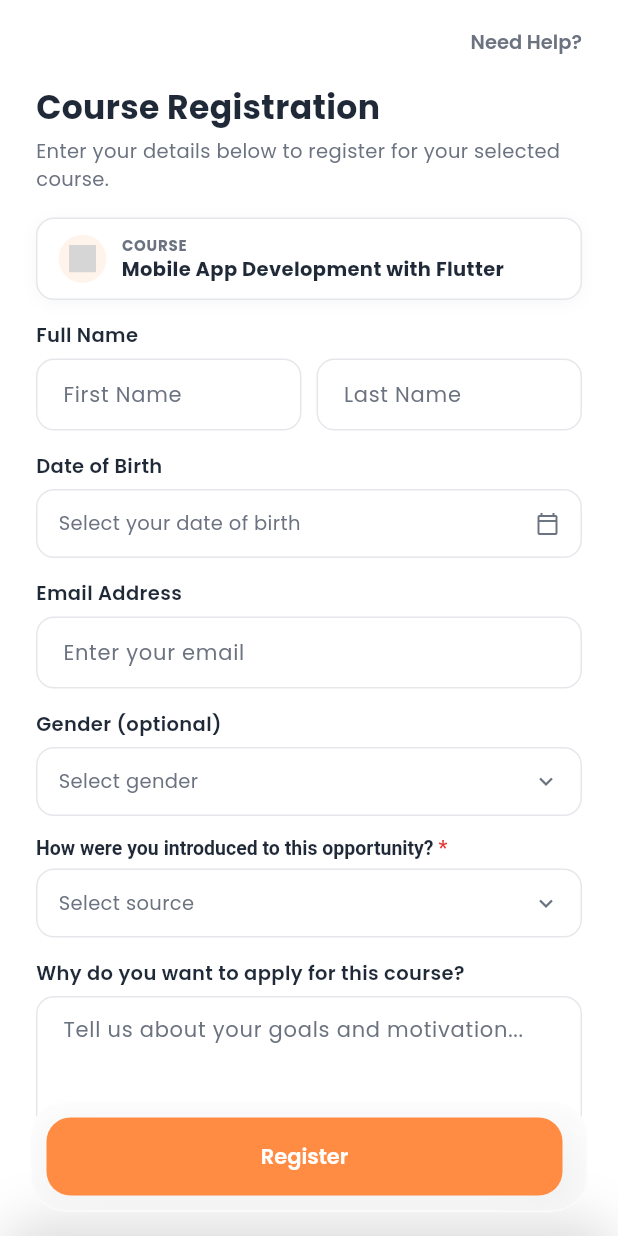
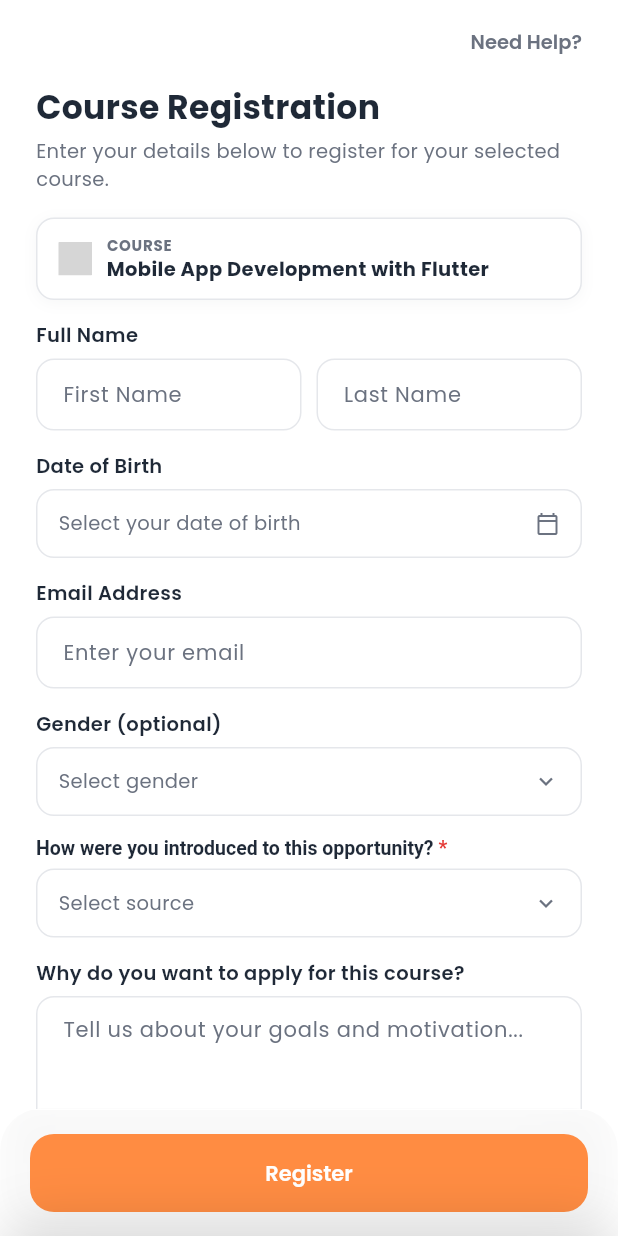
Before and after one commit to KrishTrivedi025/excelerate_connect, a Flutter app: the RegistrationScreen screen opened directly with sample values from the repository, on a phone screen of 412 x 824 dp. Run offline on Flutter 3.47's test engine with Material 3 defaults, Android fonts, the phone set to English and light mode, and no system bars; our stand-ins replace cached_network_image, google_fonts, lottie; grey boxes are pictures that could not be loaded.

Commit message:
fix: rebuild the floating bar shape, fix its overlap bug, and clean up the course icon
FloatingActionBar reshaped to mirror HeroBanner upside down: full width,
flush to the physical screen bottom (no gap, no side margins), only the
top corners curved — replacing the previous floating pill-with-margins
look. Blur strength stays a single documented constant
(_blurSigma, lib/widgets/floating_action_bar.dart:37) for easy tuning.

Fixed a real bug on Registration: the success panel and the Register
button's bar were both in the body Stack, but the bar was listed last,
so it painted on top of the success panel instead of behind it —
visible as the button overlapping the "Registered!" panel. Moving it
earlier isn't enough on its own once a widget sits inside AnimatedOpacity
(Positioned requires its immediate parent to be the Stack itself), so
FloatingActionBar now takes a `visible` flag and does its own internal
fade — Registration passes `visible: !_showSuccessPanel` so the bar is
gone by the time the panel is up, not just behind it.

Course badge: dropped the circular orange-tinted background entirely —
now a plain dark line icon with no backdrop, matching the bottom nav
bar's own icon treatment instead of standing out as a colored badge.

Co-Authored-By: Claude Sonnet 5 <noreply@anthropic.com>

```diff
--- a/lib/screens/program_details/program_details_screen.dart
+++ b/lib/screens/program_details/program_details_screen.dart
@@ -177,10 +177,10 @@ class _ProgramDetailsScreenState extends State<ProgramDetailsScreen> {
   Widget _borderedSection({required String title, required Widget child}) {
     return Container(
       width: double.infinity,
-      padding: const EdgeInsets.all(16),
+      padding: const EdgeInsets.all(10),
       decoration: BoxDecoration(
         color: Colors.white,
-        borderRadius: BorderRadius.circular(16),
+        borderRadius: BorderRadius.circular(10),
         border: Border.all(color: _divider),
       ),
       child: Column(
--- a/lib/screens/registration/registration_screen.dart
+++ b/lib/screens/registration/registration_screen.dart
@@ -419,29 +419,26 @@ class _RegistrationScreenState extends State<RegistrationScreen> {
                         ),
                         child: Row(
                           children: [
-                            Container(
-                              width: 32,
-                              height: 32,
-                              decoration: BoxDecoration(
-                                color: AppColors.primary.withValues(alpha: 0.1),
-                                shape: BoxShape.circle,
-                              ),
-                              alignment: Alignment.center,
-                              // Drop a Lordicon-exported Lottie file at
-                              // assets/icons/course_badge.json to replace
-                              // this fallback glyph — same pattern as the
-                              // bottom nav bar's icons.
+                            // Plain dark line icon, no background badge/tint —
+                            // matches the bottom nav bar's own icon style.
+                            // Drop a Lordicon-exported Lottie file at
+                            // assets/icons/course_badge.json to replace the
+                            // fallback glyph below, same pattern as the nav
+                            // bar's icons.
+                            SizedBox(
+                              width: 22,
+                              height: 22,
                               child: Lottie.asset(
                                 'assets/icons/course_badge.json',
-                                width: 18,
-                                height: 18,
+                                width: 22,
+                                height: 22,
                                 fit: BoxFit.contain,
                                 repeat: false,
                                 errorBuilder: (context, error, stackTrace) =>
                                     const Icon(
-                                      Icons.auto_stories_rounded,
-                                      size: 16,
-                                      color: AppColors.primary,
+                                      Icons.auto_stories_outlined,
+                                      size: 20,
+                                      color: AppColors.textPrimary,
                                     ),
                               ),
                             ),
@@ -816,7 +813,7 @@ class _RegistrationScreenState extends State<RegistrationScreen> {
                       // below (see FloatingActionBar in the Stack) — this
                       // just reserves clearance so the last field doesn't
                       // sit underneath it.
-                      const SizedBox(height: 90),
+                      const SizedBox(height: 110),
                     ],
                   ),
                 ),
@@ -824,27 +821,15 @@ class _RegistrationScreenState extends State<RegistrationScreen> {
             ),
           ),
 
-          // Dimmed backdrop behind the success panel.
-          IgnorePointer(
-            ignoring: !_showSuccessPanel,
-            child: AnimatedOpacity(
-              duration: const Duration(milliseconds: 250),
-              opacity: _showSuccessPanel ? 1 : 0,
-              child: Container(color: Colors.black.withValues(alpha: 0.45)),
-            ),
-          ),
-
-          // Auto-dismissing (5s) success panel — slides up from the bottom,
-          // then Navigator.pop(true) (scheduled in _submitRegistration)
-          // returns to Program Details on its own; no manual button needed.
-          _SuccessPanel(
-            visible: _showSuccessPanel,
-            opportunityName: widget.opportunity.name,
-          ),
-
           // No leading icon here (unlike Program Details' bookmark) — this
-          // bar is just the single primary action.
+          // bar is just the single primary action. Placed *before* the
+          // backdrop/success panel below (and hidden via `visible` once the
+          // panel shows) so it can never paint on top of them — Stack
+          // paints later children over earlier ones, and this used to be
+          // last, which is exactly what caused it to visibly overlap the
+          // success panel.
           FloatingActionBar(
+            visible: !_showSuccessPanel,
             child: ElevatedButton(
               onPressed: _isSubmitting ? null : _submitRegistration,
               style: ElevatedButton.styleFrom(
@@ -872,6 +857,24 @@ class _RegistrationScreenState extends State<RegistrationScreen> {
                       ),
                     ),
             ),
+          ),
+
+          // Dimmed backdrop behind the success panel.
+          IgnorePointer(
+            ignoring: !_showSuccessPanel,
+            child: AnimatedOpacity(
+              duration: const Duration(milliseconds: 250),
+              opacity: _showSuccessPanel ? 1 : 0,
+              child: Container(color: Colors.black.withValues(alpha: 0.45)),
+            ),
+          ),
+
+          // Auto-dismissing (5s) success panel — slides up from the bottom,
+          // then Navigator.pop(true) (scheduled in _submitRegistration)
+          // returns to Program Details on its own; no manual button needed.
+          _SuccessPanel(
+            visible: _showSuccessPanel,
+            opportunityName: widget.opportunity.name,
           ),
         ],
       ),
--- a/lib/widgets/floating_action_bar.dart
+++ b/lib/widgets/floating_action_bar.dart
@@ -2,22 +2,38 @@ import 'dart:ui';
 
 import 'package:flutter/material.dart';
 
-/// Frosted-glass floating action bar — a rounded pill that floats above the
-/// physical screen bottom (margin on every side, not edge-to-edge), using
-/// the same blur treatment as [BottomNavBar] so both read as one consistent
-/// "floating bottom surface" language instead of each screen inventing its
-/// own bottom bar. Self-positions via an internal [Positioned], so callers
-/// just drop this directly into their own body [Stack] — same convention as
-/// [BottomNavBar].
+/// Frosted-glass bottom action bar — full width, flush to the physical
+/// screen bottom (no gap beneath it), with only the top corners curved.
+/// Mirrors [HeroBanner]'s shape upside down (that one curves its bottom
+/// corners only; this curves its top corners only) so the two read as the
+/// same visual language. Self-positions via an internal [Positioned], so
+/// callers just drop this directly into their own body [Stack] — same
+/// convention as [BottomNavBar].
 class FloatingActionBar extends StatelessWidget {
   /// Optional leading control (e.g. a bookmark toggle). Omit for a bar
   /// that's just the primary action, full width.
   final Widget? leading;
   final Widget child;
 
-  const FloatingActionBar({super.key, this.leading, required this.child});
+  /// Fades the bar out (and stops it from intercepting taps) without
+  /// removing it — e.g. Registration hides this once its own success panel
+  /// is showing, so the two can never visually overlap. The fade lives
+  /// *inside* the self-positioning Positioned below rather than a caller
+  /// wrapping this whole widget in AnimatedOpacity: Positioned requires its
+  /// immediate parent to be a Stack, and a widget like AnimatedOpacity in
+  /// between breaks that.
+  final bool visible;
 
-  static const double _cornerRadius = 24;
+  const FloatingActionBar({
+    super.key,
+    this.leading,
+    required this.child,
+    this.visible = true,
+  });
+
+  static const double _cornerRadius = 28;
+
+  // Blur strength — raise for a blurrier bar, lower for clearer.
   static const double _blurSigma = 13;
 
   @override
@@ -25,32 +41,44 @@ class FloatingActionBar extends StatelessWidget {
     final bottomInset = MediaQuery.paddingOf(context).bottom;
 
     return Positioned(
-      left: 20,
-      right: 20,
-      bottom: bottomInset + 16,
+      left: 0,
+      right: 0,
+      bottom: 0,
+      child: IgnorePointer(
+        ignoring: !visible,
+        child: AnimatedOpacity(
+          duration: const Duration(milliseconds: 200),
+          opacity: visible ? 1 : 0,
           child: ClipRRect(
-        borderRadius: BorderRadius.circular(_cornerRadius),
+            borderRadius: const BorderRadius.only(
+              topLeft: Radius.circular(_cornerRadius),
+              topRight: Radius.circular(_cornerRadius),
+            ),
             child: BackdropFilter(
               filter: ImageFilter.blur(sigmaX: _blurSigma, sigmaY: _blurSigma),
               child: Container(
-            padding: const EdgeInsets.fromLTRB(10, 10, 16, 10),
+                padding: EdgeInsets.fromLTRB(20, 16, 20, bottomInset + 16),
                 decoration: BoxDecoration(
                   color: Colors.white.withValues(alpha: 0.65),
-              borderRadius: BorderRadius.circular(_cornerRadius),
-              border: Border.all(color: Colors.white.withValues(alpha: 0.6)),
+                  border: const Border(top: BorderSide(color: Colors.white)),
                   boxShadow: [
                     BoxShadow(
-                  color: Colors.black.withValues(alpha: 0.10),
+                      color: Colors.black.withValues(alpha: 0.08),
                       blurRadius: 24,
-                  offset: const Offset(0, 8),
+                      offset: const Offset(0, -4),
                     ),
                   ],
                 ),
                 child: Row(
                   children: [
-                if (leading != null) ...[leading!, const SizedBox(width: 8)],
+                    if (leading != null) ...[
+                      leading!,
+                      const SizedBox(width: 10),
+                    ],
                     Expanded(child: child),
                   ],
+                ),
+              ),
             ),
           ),
         ),
```
Lines whose indentation alone changed are shown as unchanged.
